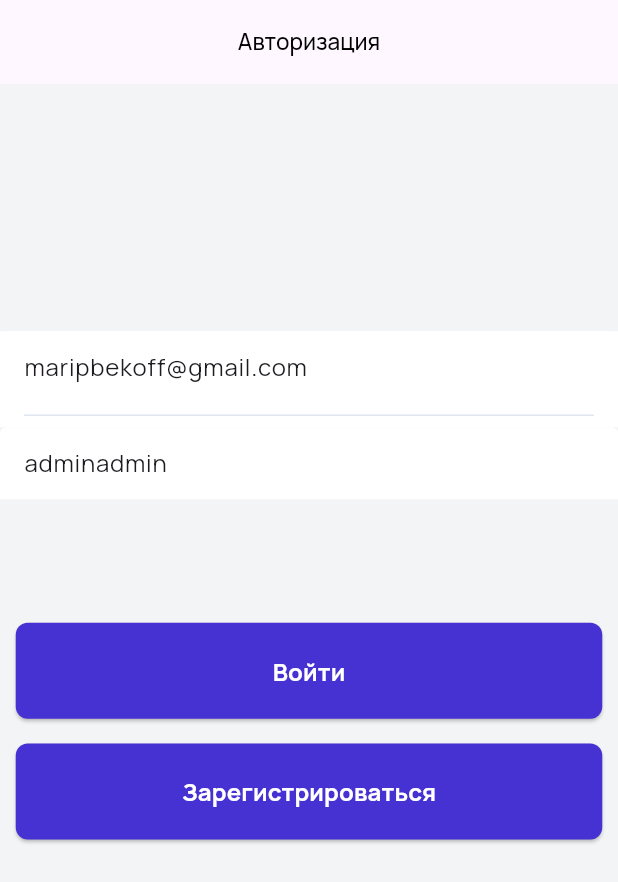
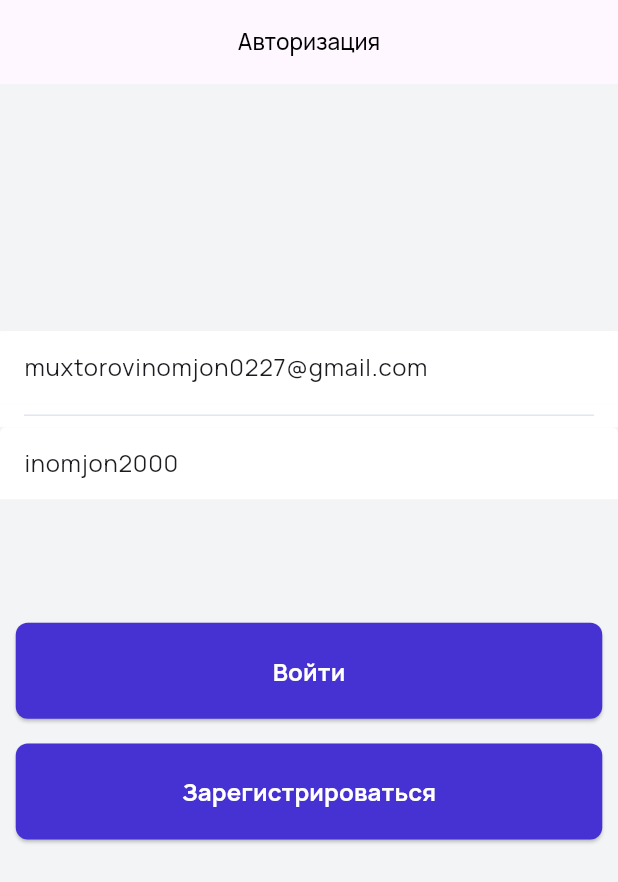
Before and after one commit to muxtorovinomjon0227/TestApp, a Flutter app: the screen it shows after launch, on a phone screen of 412 x 824 dp. Shown: the top 882 px of the screen. Run offline on Flutter 3.47's test engine with Material 3 defaults, Android fonts, the phone set to English and light mode, and no system bars; our stand-ins replace bloc, dio, equatable, flutter_bloc, google_fonts, hive_flutter; accounts and stored records are empty.

Commit message:
There have been changes to TextFiled and TextSizes

```diff
--- a/lib/src/widgets/text_filed_w/text_filed.dart
+++ b/lib/src/widgets/text_filed_w/text_filed.dart
@@ -7,7 +7,6 @@ import '../../constants/app_const/font_and_size_const.dart';
 class TextFiledWidget extends StatelessWidget {
   final String lableName;
   final String? errorMessage;
-  final double elevation;
   final TextInputType? type;
   final dynamic Function(String?)? callback;
   final TextEditingController textEditingController;
@@ -15,7 +14,6 @@ class TextFiledWidget extends StatelessWidget {
       {Key? key,
         required this.lableName,
         this.errorMessage,
-        this.elevation = 10,
         this.type,
         this.callback,
         required this.textEditingController,
@@ -51,7 +49,7 @@ class TextFiledWidget extends StatelessWidget {
           fontSize: SizeConst.kMediumFont16,
           fontWeight: WeightsConst.kSmallWeight400,
         ),
-        counterStyle:  GoogleFonts.lato(
+        counterStyle:  GoogleFonts.manrope(
           color: ColorConst.whiteColor
         ),
         border: const OutlineInputBorder(),
--- a/lib/views/auth_view/auth_page.dart
+++ b/lib/views/auth_view/auth_page.dart
@@ -21,8 +21,8 @@ class AuthPage extends StatefulWidget {
 }
 
 class _AuthpageState extends State<AuthPage> {
-  final _emileTextCont = TextEditingController(text: "maripbekoff@gmail.com");
-  final _passwordTextCont = TextEditingController(text: "adminadmin");
+  final _emileTextCont = TextEditingController(text: "muxtorovinomjon0227@gmail.com");
+  final _passwordTextCont = TextEditingController(text: "inomjon2000");
   late AuthBloc authBloc;
 
   @override
@@ -78,6 +78,7 @@ class _AuthpageState extends State<AuthPage> {
            color: ColorConst.whiteColor,
            child:  TextFiledWidget(lableName: TextConst.emileLableText,
                errorMessage: emileIsEmpty ?  TextConst.enterEmileMes : null,
+               type: TextInputType.emailAddress,
                callback: (value){
              if(value!.isNotEmpty){
                statseChenge(emile: false,password: passwordIsEmpty);
--- a/lib/views/profile_view/profile_page.dart
+++ b/lib/views/profile_view/profile_page.dart
@@ -35,8 +35,9 @@ class UserProfile extends StatelessWidget {
         SmallText(text: AppUtils.userModel.user?.email ?? "",
         color: ColorConst.appEmileTextColor,
           fontWidget: WeightsConst.kSmallWeight400,
+          size: SizeConst.kMediumFont16,
         ),
-        const SizedBox(height: 12),
+        const SizedBox(height: 20),
         GestureDetector(
           onTap: (){
             Navigator.pushReplacementNamed(context, MainRoutes.AuthPage);
```
